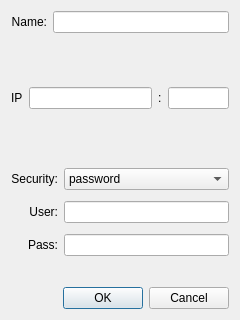
This is ui/profile.ui in j0z/Crescendo as Qt 5 draws it before an edit. The edited form follows.
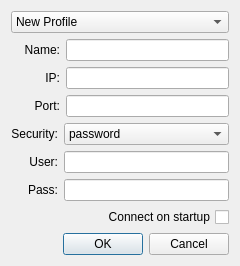
This is the edited form.

Commit message: Network profiles

```diff
--- a/ui/profile.ui
+++ b/ui/profile.ui
@@ -7,75 +7,67 @@
     <x>0</x>
     <y>0</y>
     <width>240</width>
-    <height>320</height>
+    <height>221</height>
    </rect>
   </property>
   <property name="windowTitle">
    <string>Edit Profile</string>
   </property>
   <layout class="QVBoxLayout" name="verticalLayout_2">
+   <item>
+    <widget class="QComboBox" name="cmb_profiles">
+     <item>
+      <property name="text">
+       <string>New Profile</string>
+      </property>
+     </item>
+    </widget>
+   </item>
    <item>
     <layout class="QGridLayout" name="gridLayout_3">
-     <item row="0" column="0">
-      <widget class="QLabel" name="label_4">
-       <property name="text">
-        <string>Name:</string>
-       </property>
-       <property name="alignment">
-        <set>Qt::AlignRight|Qt::AlignTrailing|Qt::AlignVCenter</set>
-       </property>
-      </widget>
-     </item>
-     <item row="0" column="1">
-      <widget class="QLineEdit" name="lne_name"/>
-     </item>
-    </layout>
-   </item>
-   <item>
-    <layout class="QGridLayout" name="gridLayout">
-     <property name="verticalSpacing">
-      <number>6</number>
-     </property>
-     <item row="0" column="0">
+     <item row="1" column="0">
       <widget class="QLabel" name="label">
        <property name="text">
-        <string>IP</string>
+        <string>IP:</string>
        </property>
-      </widget>
-     </item>
-     <item row="0" column="3">
-      <widget class="QLabel" name="label_2">
-       <property name="text">
-        <string>:</string>
+       <property name="alignment">
+        <set>Qt::AlignRight|Qt::AlignTrailing|Qt::AlignVCenter</set>
        </property>
       </widget>
      </item>
-     <item row="2" column="2">
-      <spacer name="horizontalSpacer">
-       <property name="orientation">
-        <enum>Qt::Horizontal</enum>
-       </property>
-       <property name="sizeType">
-        <enum>QSizePolicy::Maximum</enum>
-       </property>
-       <property name="sizeHint" stdset="0">
-        <size>
-         <width>170</width>
-         <height>0</height>
-        </size>
-       </property>
-      </spacer>
-     </item>
-     <item row="0" column="4">
-      <widget class="QLineEdit" name="lne_port"/>
-     </item>
-     <item row="0" column="2">
+     <item row="1" column="1">
       <widget class="QLineEdit" name="lne_ip">
        <property name="maxLength">
         <number>15</number>
        </property>
       </widget>
      </item>
+     <item row="0" column="0">
+      <widget class="QLabel" name="label_4">
+       <property name="text">
+        <string>    Name:</string>
+       </property>
+       <property name="alignment">
+        <set>Qt::AlignRight|Qt::AlignTrailing|Qt::AlignVCenter</set>
+       </property>
+      </widget>
+     </item>
+     <item row="0" column="1">
+      <widget class="QLineEdit" name="lne_name"/>
+     </item>
+     <item row="2" column="1">
+      <widget class="QLineEdit" name="lne_port"/>
+     </item>
+     <item row="2" column="0">
+      <widget class="QLabel" name="label_2">
+       <property name="text">
+        <string>Port:</string>
+       </property>
+       <property name="alignment">
+        <set>Qt::AlignRight|Qt::AlignTrailing|Qt::AlignVCenter</set>
+       </property>
+      </widget>
+     </item>
     </layout>
    </item>
    <item>
@@ -130,22 +122,6 @@
        </property>
       </widget>
      </item>
-     <item row="4" column="2">
-      <spacer name="horizontalSpacer_2">
-       <property name="orientation">
-        <enum>Qt::Horizontal</enum>
-       </property>
-       <property name="sizeType">
-        <enum>QSizePolicy::Maximum</enum>
-       </property>
-       <property name="sizeHint" stdset="0">
-        <size>
-         <width>170</width>
-         <height>20</height>
-        </size>
-       </property>
-      </spacer>
-     </item>
      <item row="3" column="2">
       <widget class="QLineEdit" name="lne_password">
        <property name="inputMethodHints">
@@ -156,7 +132,17 @@
     </layout>
    </item>
    <item>
-    <widget class="QDialogButtonBox" name="buttonBox">
+    <widget class="QCheckBox" name="chk_auto_connect">
+     <property name="layoutDirection">
+      <enum>Qt::RightToLeft</enum>
+     </property>
+     <property name="text">
+      <string>Connect on startup</string>
+     </property>
+    </widget>
+   </item>
+   <item>
+    <widget class="QDialogButtonBox" name="btn_yesno">
      <property name="orientation">
       <enum>Qt::Horizontal</enum>
      </property>
```
Left out of the diff: 24 changed lines with no effect on the pictures. The commit also changes 3 other files.
